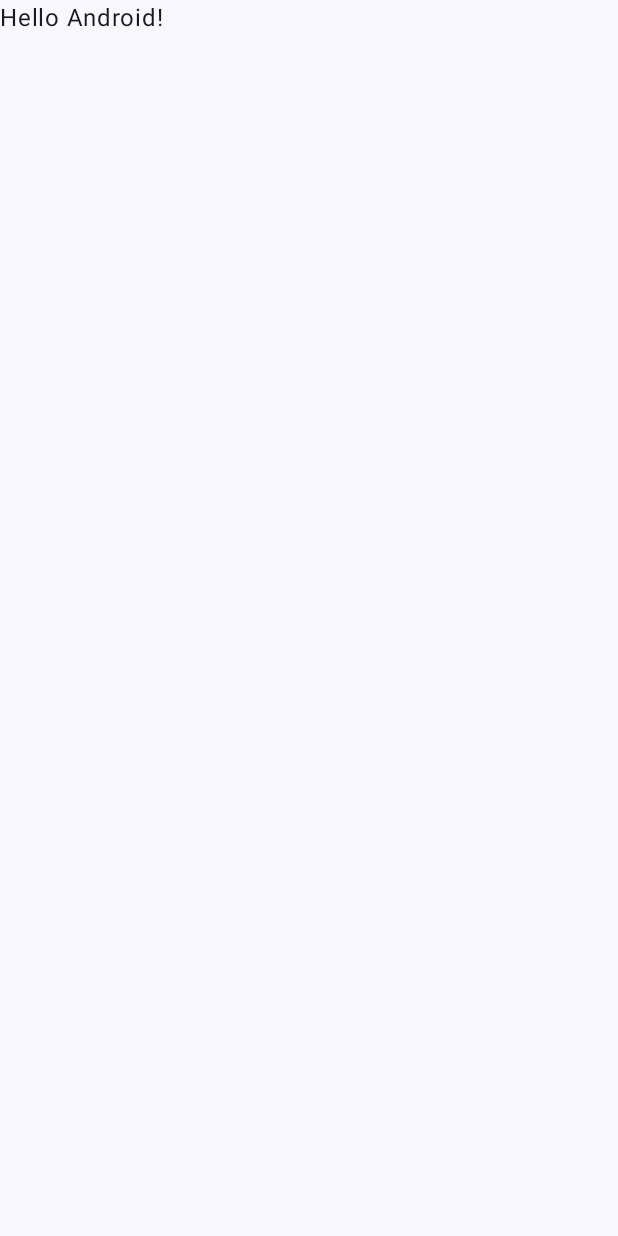
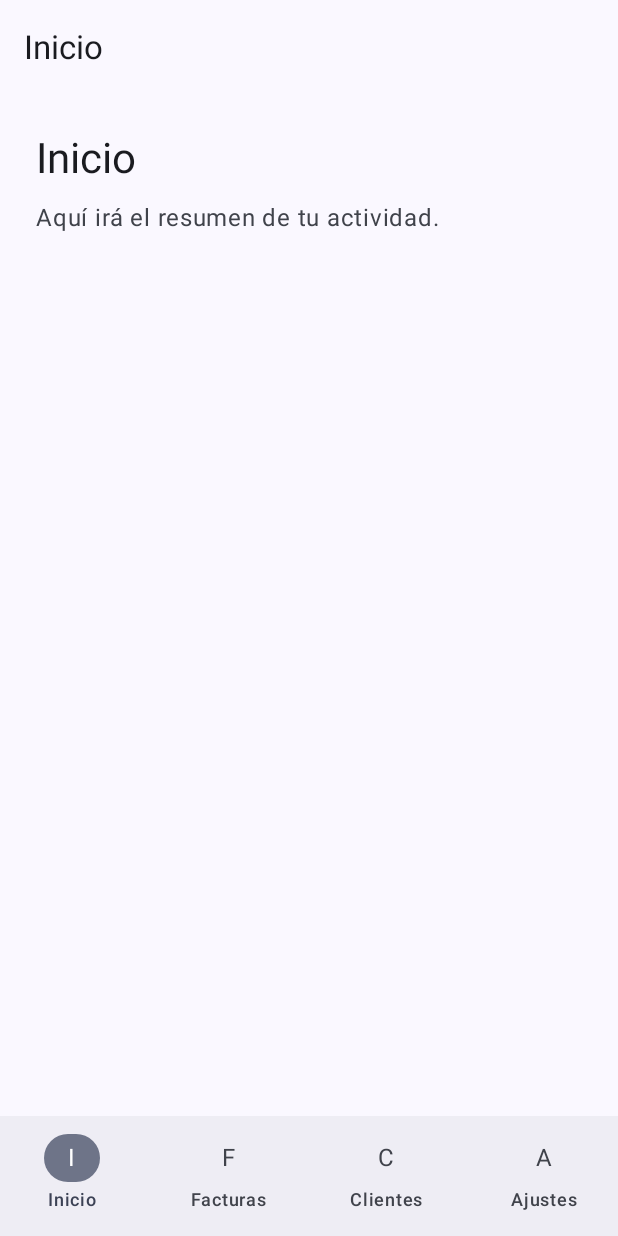
Before and after one commit to DGK-coder/FactuGest-Proyecto, an Android app built with Jetpack Compose: the screen it shows after launch (MainActivity), on a phone screen of 412 x 824 dp. Before the commit the screen is almost empty. Run offline under Robolectric (Android 15) with nearby library versions, the phone set to English and light mode, and no system bars.

Commit message:
Creación de la estructura del proyecto

```diff
--- a/app/build.gradle.kts
+++ b/app/build.gradle.kts
@@ -39,6 +39,7 @@ android {
 dependencies {
     implementation(platform(libs.androidx.compose.bom))
     implementation(libs.androidx.activity.compose)
+    implementation(libs.androidx.navigation.compose)
     implementation(libs.androidx.compose.material3)
     implementation(libs.androidx.compose.ui)
     implementation(libs.androidx.compose.ui.graphics)
--- a/app/src/main/java/com/example/factugest/MainActivity.kt
+++ b/app/src/main/java/com/example/factugest/MainActivity.kt
@@ -4,13 +4,7 @@ import android.os.Bundle
 import androidx.activity.ComponentActivity
 import androidx.activity.compose.setContent
 import androidx.activity.enableEdgeToEdge
-import androidx.compose.foundation.layout.fillMaxSize
-import androidx.compose.foundation.layout.padding
-import androidx.compose.material3.Scaffold
-import androidx.compose.material3.Text
-import androidx.compose.runtime.Composable
-import androidx.compose.ui.Modifier
-import androidx.compose.ui.tooling.preview.Preview
+import com.example.factugest.ui.FactuGestApp
 import com.example.factugest.ui.theme.FactuGestTheme
 
 class MainActivity : ComponentActivity() {
@@ -19,29 +13,8 @@ class MainActivity : ComponentActivity() {
         enableEdgeToEdge()
         setContent {
             FactuGestTheme {
-                Scaffold(modifier = Modifier.fillMaxSize()) { innerPadding ->
-                    Greeting(
-                        name = "Android",
-                        modifier = Modifier.padding(innerPadding)
-                    )
-                }
+                FactuGestApp()
             }
         }
     }
 }
-
-@Composable
-fun Greeting(name: String, modifier: Modifier = Modifier) {
-    Text(
-        text = "Hello $name!",
-        modifier = modifier
-    )
-}
-
-@Preview(showBackground = true)
-@Composable
-fun GreetingPreview() {
-    FactuGestTheme {
-        Greeting("Android")
-    }
-}
--- /dev/null
+++ b/app/src/main/java/com/example/factugest/ui/FactuGestApp.kt
@@ -0,0 +1,71 @@
+package com.example.factugest.ui
+
+import androidx.compose.foundation.layout.fillMaxSize
+import androidx.compose.foundation.layout.padding
+import androidx.compose.material3.ExperimentalMaterial3Api
+import androidx.compose.material3.NavigationBar
+import androidx.compose.material3.NavigationBarItem
+import androidx.compose.material3.Scaffold
+import androidx.compose.material3.Text
+import androidx.compose.material3.TopAppBar
+import androidx.compose.runtime.Composable
+import androidx.compose.runtime.getValue
+import androidx.compose.ui.Modifier
+import androidx.compose.ui.res.stringResource
+import androidx.compose.ui.tooling.preview.Preview
+import androidx.navigation.NavGraph.Companion.findStartDestination
+import androidx.navigation.compose.currentBackStackEntryAsState
+import androidx.navigation.compose.rememberNavController
+import com.example.factugest.ui.navigation.FactuGestDestination
+import com.example.factugest.ui.navigation.FactuGestNavHost
+import com.example.factugest.ui.theme.FactuGestTheme
+
+@OptIn(ExperimentalMaterial3Api::class)
+@Composable
+fun FactuGestApp(modifier: Modifier = Modifier) {
+    val navController = rememberNavController()
+    val backStackEntry by navController.currentBackStackEntryAsState()
+    val currentDestination = FactuGestDestination.entries.firstOrNull {
+        it.route == backStackEntry?.destination?.route
+    } ?: FactuGestDestination.Home
+
+    Scaffold(
+        modifier = modifier.fillMaxSize(),
+        topBar = { TopAppBar(title = { Text(stringResource(currentDestination.titleRes)) }) },
+        bottomBar = {
+            NavigationBar {
+                FactuGestDestination.entries.forEach { destination ->
+                    val title = stringResource(destination.titleRes)
+                    NavigationBarItem(
+                        selected = currentDestination == destination,
+                        onClick = {
+                            navController.navigate(destination.route) {
+                                popUpTo(navController.graph.findStartDestination().id) {
+                                    saveState = true
+                                }
+                                launchSingleTop = true
+                                restoreState = true
+                            }
+                        },
+                        // Inicial provisional hasta incorporar los iconos del diseño.
+                        icon = { Text(title.take(1)) },
+                        label = { Text(title) }
+                    )
+                }
+            }
+        }
+    ) { innerPadding ->
+        FactuGestNavHost(
+            navController = navController,
+            modifier = Modifier.padding(innerPadding)
+        )
+    }
+}
+
+@Preview(showBackground = true)
+@Composable
+private fun FactuGestAppPreview() {
+    FactuGestTheme {
+        FactuGestApp()
+    }
+}
--- /dev/null
+++ b/app/src/main/java/com/example/factugest/ui/components/ScreenPlaceholder.kt
@@ -0,0 +1,31 @@
+package com.example.factugest.ui.components
+
+import androidx.compose.foundation.layout.Arrangement
+import androidx.compose.foundation.layout.Column
+import androidx.compose.foundation.layout.fillMaxSize
+import androidx.compose.foundation.layout.padding
+import androidx.compose.foundation.rememberScrollState
+import androidx.compose.foundation.verticalScroll
+import androidx.compose.material3.MaterialTheme
+import androidx.compose.material3.Text
+import androidx.compose.runtime.Composable
+import androidx.compose.ui.Modifier
+import androidx.compose.ui.unit.dp
+
+@Composable
+fun ScreenPlaceholder(title: String, description: String, modifier: Modifier = Modifier) {
+    Column(
+        modifier = modifier
+            .fillMaxSize()
+            .verticalScroll(rememberScrollState())
+            .padding(24.dp),
+        verticalArrangement = Arrangement.spacedBy(12.dp)
+    ) {
+        Text(text = title, style = MaterialTheme.typography.headlineMedium)
+        Text(
+            text = description,
+            style = MaterialTheme.typography.bodyLarge,
+            color = MaterialTheme.colorScheme.onSurfaceVariant
+        )
+    }
+}
--- /dev/null
+++ b/app/src/main/java/com/example/factugest/ui/navigation/FactuGestDestination.kt
@@ -0,0 +1,12 @@
+package com.example.factugest.ui.navigation
+
+import androidx.annotation.StringRes
+import com.example.factugest.R
+
+// Rutas centralizadas para evitar cadenas repetidas en las pantallas.
+enum class FactuGestDestination(val route: String, @param:StringRes val titleRes: Int) {
+    Home("home", R.string.screen_home),
+    Invoices("invoices", R.string.screen_invoices),
+    Clients("clients", R.string.screen_clients),
+    Settings("settings", R.string.screen_settings)
+}
--- /dev/null
+++ b/app/src/main/java/com/example/factugest/ui/navigation/FactuGestNavHost.kt
@@ -0,0 +1,25 @@
+package com.example.factugest.ui.navigation
+
+import androidx.compose.runtime.Composable
+import androidx.compose.ui.Modifier
+import androidx.navigation.NavHostController
+import androidx.navigation.compose.NavHost
+import androidx.navigation.compose.composable
+import com.example.factugest.ui.screens.clients.ClientsScreen
+import com.example.factugest.ui.screens.home.HomeScreen
+import com.example.factugest.ui.screens.invoices.InvoicesScreen
+import com.example.factugest.ui.screens.settings.SettingsScreen
+
+@Composable
+fun FactuGestNavHost(navController: NavHostController, modifier: Modifier = Modifier) {
+    NavHost(
+        navController = navController,
+        startDestination = FactuGestDestination.Home.route,
+        modifier = modifier
+    ) {
+        composable(FactuGestDestination.Home.route) { HomeScreen() }
+        composable(FactuGestDestination.Invoices.route) { InvoicesScreen() }
+        composable(FactuGestDestination.Clients.route) { ClientsScreen() }
+        composable(FactuGestDestination.Settings.route) { SettingsScreen() }
+    }
+}
--- /dev/null
+++ b/app/src/main/java/com/example/factugest/ui/screens/home/HomeScreen.kt
@@ -0,0 +1,26 @@
+package com.example.factugest.ui.screens.home
+
+import androidx.compose.runtime.Composable
+import androidx.compose.ui.Modifier
+import androidx.compose.ui.res.stringResource
+import androidx.compose.ui.tooling.preview.Preview
+import com.example.factugest.R
+import com.example.factugest.ui.components.ScreenPlaceholder
+import com.example.factugest.ui.theme.FactuGestTheme
+
+@Composable
+fun HomeScreen(modifier: Modifier = Modifier) {
+    ScreenPlaceholder(
+        title = stringResource(R.string.screen_home),
+        description = stringResource(R.string.home_placeholder),
+        modifier = modifier
+    )
+}
+
+@Preview(showBackground = true)
+@Composable
+private fun HomeScreenPreview() {
+    FactuGestTheme {
+        HomeScreen()
+    }
+}
--- a/app/src/main/res/values/strings.xml
+++ b/app/src/main/res/values/strings.xml
@@ -1,3 +1,11 @@
 <resources>
     <string name="app_name">FactuGest</string>
+    <string name="screen_home">Inicio</string>
+    <string name="screen_invoices">Facturas</string>
+    <string name="screen_clients">Clientes</string>
+    <string name="screen_settings">Ajustes</string>
+    <string name="home_placeholder">Aquí irá el resumen de tu actividad.</string>
+    <string name="invoices_placeholder">Aquí podrás consultar y gestionar tus facturas.</string>
+    <string name="clients_placeholder">Aquí podrás consultar y gestionar tus clientes.</string>
+    <string name="settings_placeholder">Aquí podrás configurar FactuGest.</string>
 </resources>
--- a/gradle/libs.versions.toml
+++ b/gradle/libs.versions.toml
@@ -8,8 +8,10 @@ lifecycleRuntimeKtx = "2.11.1"
 activityCompose = "1.13.0"
 kotlin = "2.2.10"
 composeBom = "2026.02.01"
+navigationCompose = "2.10.2"
 
 [libraries]
+androidx-navigation-compose = { group = "androidx.navigation", name = "navigation-compose", version.ref = "navigationCompose" }
 androidx-core-ktx = { group = "androidx.core", name = "core-ktx", version.ref = "coreKtx" }
 junit = { group = "junit", name = "junit", version.ref = "junit" }
 androidx-junit = { group = "androidx.test.ext", name = "junit", version.ref = "junitVersion" }
```
Also changed, not shown: app/src/main/java/com/example/factugest/ui/screens/clients/ClientsScreen.kt (added, +26 -0 lines), app/src/main/java/com/example/factugest/ui/screens/invoices/InvoicesScreen.kt (added, +26 -0 lines), app/src/main/java/com/example/factugest/ui/screens/settings/SettingsScreen.kt (added, +26 -0 lines), 1 other file.
